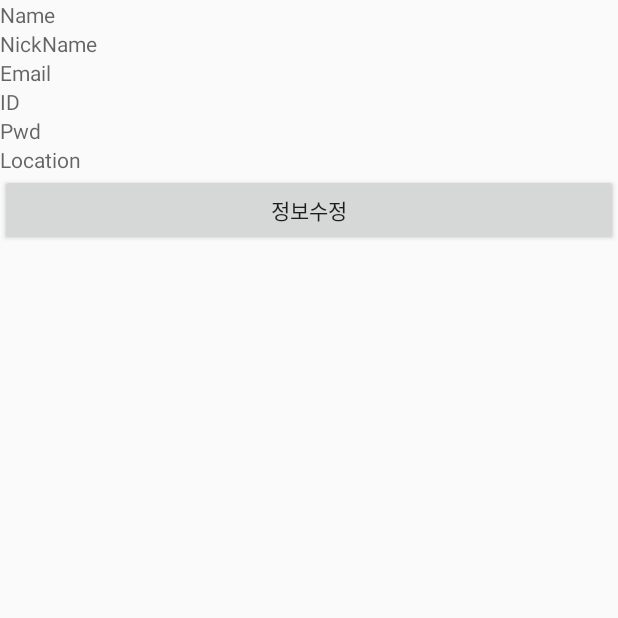
After one commit to labory4302/SmartFarm, an Android app: the ChangeMyInformationActivity screen opened directly, with no data from a screen before it, on a phone screen of 412 x 824 dp, the top half of it. The commit adds this screen. Run offline under Robolectric (Android 15) with nearby library versions, the phone set to English and light mode, and no system bars.

Commit message:
0923_1754_CGS
make singleton pattern in android for saving userinformation

```diff
--- a/Androiod/smartfarm_v1/app/src/main/AndroidManifest.xml
+++ b/Androiod/smartfarm_v1/app/src/main/AndroidManifest.xml
@@ -25,7 +25,11 @@
         </activity>
         <activity android:name=".activity.RegisterActivity"/>
         <activity android:name=".activity.MainActivity"/>
+
+        <!--MY PAGE ACTIVITY-->
+        <activity android:name=".activity.ChangeMyInformationActivity"/>
         <activity android:name=".activity.VersionActivity"/>
+
     </application>
 
 </manifest>
--- /dev/null
+++ b/Androiod/smartfarm_v1/app/src/main/java/com/smartfarm/www/activity/ChangeMyInformationActivity.java
@@ -0,0 +1,47 @@
+package com.smartfarm.www.activity;
+
+import android.os.Bundle;
+import android.util.Log;
+import android.widget.TextView;
+import android.widget.Toast;
+
+import androidx.appcompat.app.AppCompatActivity;
+
+import com.smartfarm.www.R;
+import com.smartfarm.www.data.LoginResponse;
+import com.smartfarm.www.data.UserInformation;
+import com.smartfarm.www.network.RetrofitClient;
+import com.smartfarm.www.network.ServiceApi;
+
+import retrofit2.Call;
+import retrofit2.Callback;
+import retrofit2.Response;
+
+public class ChangeMyInformationActivity extends AppCompatActivity {
+
+    TextView changemyinformation_name, changemyinformation_nickname, changemyinformation_email, changemyinformation_id, changemyinformation_pwd, changemyinformation_location;
+    private ServiceApi service;
+
+    @Override
+    protected void onCreate(Bundle savedInstanceState){
+        super.onCreate(savedInstanceState);
+        setContentView(R.layout.changemyinformation_page);
+
+        service = RetrofitClient.getClient().create(ServiceApi.class);
+
+        changemyinformation_name = findViewById(R.id.changemyinformation_name);
+        changemyinformation_nickname = findViewById(R.id.changemyinformation_nickname);
+        changemyinformation_email = findViewById(R.id.changemyinformation_email);
+        changemyinformation_id = findViewById(R.id.changemyinformation_id);
+        changemyinformation_pwd = findViewById(R.id.changemyinformation_pwd);
+        changemyinformation_location = findViewById(R.id.changemyinformation_location);
+
+        UserInformation userInfo = UserInformation.getUserInformation();
+        changemyinformation_name.setText(userInfo.getUserName());
+        changemyinformation_nickname.setText(userInfo.getUserNickName());
+        changemyinformation_email.setText(userInfo.getUserEmail());
+        changemyinformation_id.setText(userInfo.getUserID());
+        changemyinformation_pwd.setText(userInfo.getUserPwd());
+        changemyinformation_location.setText(userInfo.getUserLocation());
+    }
+}
--- a/Androiod/smartfarm_v1/app/src/main/java/com/smartfarm/www/activity/MypageActivity.java
+++ b/Androiod/smartfarm_v1/app/src/main/java/com/smartfarm/www/activity/MypageActivity.java
@@ -37,7 +37,8 @@ public class MypageActivity extends Fragment {
         changemyinformation_button.setOnClickListener(new View.OnClickListener() {
             @Override
             public void onClick(View view) {
-
+                Intent intent = new Intent(getActivity(), ChangeMyInformationActivity.class);
+                startActivity(intent);
             }
         });
 
--- a/Androiod/smartfarm_v1/app/src/main/java/com/smartfarm/www/activity/VersionActivity.java
+++ b/Androiod/smartfarm_v1/app/src/main/java/com/smartfarm/www/activity/VersionActivity.java
@@ -39,8 +39,6 @@ public class VersionActivity extends AppCompatActivity {
             @Override
             public void onResponse(Call<VersionResponse> call, Response<VersionResponse> response) {
                 VersionResponse result = response.body();
-                Log.d("no :" ,"버전 "+result.getVersion());
-                Log.d("info :" ,"버전 "+result.getVersionInformation());
                 version_no.setText(""+result.getVersion());
                 version_info.setText(""+result.getVersionInformation());
             }
--- /dev/null
+++ b/Androiod/smartfarm_v1/app/src/main/java/com/smartfarm/www/data/UserInformation.java
@@ -0,0 +1,78 @@
+package com.smartfarm.www.data;
+
+public class UserInformation {
+
+    private static UserInformation userInfo=null;
+
+    private String userName;
+    private String userNickName;
+    private String userEmail;
+    private String userID;
+    private String userPwd;
+    private String userLocation;
+
+    private UserInformation(){
+        userName = null ;
+        userNickName = null ;
+        userEmail = null ;
+        userID = null ;
+        userPwd = null ;
+        userLocation = null ;
+    }
+
+    public static UserInformation getUserInformation(){
+        if(userInfo==null){
+            userInfo = new UserInformation();
+        }
+        return userInfo;
+    }
+
+
+    public String getUserName() {
+        return userName;
+    }
+
+    public void setUserName(String userName) {
+        this.userName = userName;
+    }
+
+    public String getUserNickName() {
+        return userNickName;
+    }
+
+    public void setUserNickName(String userNickName) {
+        this.userNickName = userNickName;
+    }
+
+    public String getUserEmail() {
+        return userEmail;
+    }
+
+    public void setUserEmail(String userEmail) {
+        this.userEmail = userEmail;
+    }
+
+    public String getUserID() {
+        return userID;
+    }
+
+    public void setUserID(String userID) {
+        this.userID = userID;
+    }
+
+    public String getUserPwd() {
+        return userPwd;
+    }
+
+    public void setUserPwd(String userPwd) {
+        this.userPwd = userPwd;
+    }
+
+    public String getUserLocation() {
+        return userLocation;
+    }
+
+    public void setUserLocation(String userLocation) {
+        this.userLocation = userLocation;
+    }
+}
--- a/Androiod/smartfarm_v1/app/src/main/java/com/smartfarm/www/network/RetrofitClient.java
+++ b/Androiod/smartfarm_v1/app/src/main/java/com/smartfarm/www/network/RetrofitClient.java
@@ -4,7 +4,7 @@ import retrofit2.Retrofit;
 import retrofit2.converter.gson.GsonConverterFactory;
 
 public class RetrofitClient {
-    private final static String BASE_URL = "http://ec2-18-237-21-89.us-west-2.compute.amazonaws.com:8080"; //aws ec2 중지/시작 시 바꿔줘야함
+    private final static String BASE_URL = "http://ec2-54-218-108-250.us-west-2.compute.amazonaws.com:8080"; //aws ec2 중지/시작 시 바꿔줘야함
     private static Retrofit retrofit = null;
 
     private RetrofitClient() {
@@ -17,7 +17,6 @@ public class RetrofitClient {
                     .addConverterFactory(GsonConverterFactory.create())
                     .build();
         }
-
         return retrofit;
     }
 }
--- a/Androiod/smartfarm_v1/app/src/main/java/com/smartfarm/www/network/ServiceApi.java
+++ b/Androiod/smartfarm_v1/app/src/main/java/com/smartfarm/www/network/ServiceApi.java
@@ -1,5 +1,6 @@
 package com.smartfarm.www.network;
 
+import com.smartfarm.www.activity.LoginActivity;
 import com.smartfarm.www.data.MypageData;
 import com.smartfarm.www.data.MypageResponse;
 import com.smartfarm.www.data.RegisterData;
@@ -20,9 +21,6 @@ public interface ServiceApi {
     @POST("/user/register")
     Call<RegisterResponse> userRegister(@Body RegisterData data);
 
-    @POST("/user/mypage")
-    Call<LoginResponse> userMypage(@Body LoginData data);
-
     @POST("/mypage/version")
     Call<VersionResponse> MypageVersion();
 }
--- a/Androiod/smartfarm_v1/app/src/main/res/layout/changemyinformation_page.xml
+++ b/Androiod/smartfarm_v1/app/src/main/res/layout/changemyinformation_page.xml
@@ -1,12 +1,48 @@
 <?xml version="1.0" encoding="utf-8"?>
-<LinearLayout
-    xmlns:android="http://schemas.android.com/apk/res/android" android:layout_width="match_parent"
-    android:layout_height="match_parent">
+<LinearLayout xmlns:android="http://schemas.android.com/apk/res/android"
+    android:layout_width="match_parent"
+    android:layout_height="match_parent"
+    android:orientation="vertical" >
 
     <TextView
-        android:id="@+id/textView"
-        android:layout_width="wrap_content"
+        android:id="@+id/changemyinformation_name"
+        android:layout_width="match_parent"
         android:layout_height="wrap_content"
-        android:layout_weight="1"
-        android:text="내정보수정" />
+        android:hint="Name" />
+
+    <TextView
+        android:id="@+id/changemyinformation_nickname"
+        android:layout_width="match_parent"
+        android:layout_height="wrap_content"
+        android:hint="NickName" />
+
+    <TextView
+        android:id="@+id/changemyinformation_email"
+        android:layout_width="match_parent"
+        android:layout_height="wrap_content"
+        android:hint="Email" />
+
+    <TextView
+        android:id="@+id/changemyinformation_id"
+        android:layout_width="match_parent"
+        android:layout_height="wrap_content"
+        android:hint="ID" />
+
+    <TextView
+        android:id="@+id/changemyinformation_pwd"
+        android:layout_width="match_parent"
+        android:layout_height="wrap_content"
+        android:hint="Pwd" />
+
+    <TextView
+        android:id="@+id/changemyinformation_location"
+        android:layout_width="match_parent"
+        android:layout_height="wrap_content"
+        android:hint="Location" />
+
+    <Button
+        android:id="@+id/changemyinformation_button"
+        android:layout_width="match_parent"
+        android:layout_height="wrap_content"
+        android:text="정보수정" />
 </LinearLayout>
```
Also changed, not shown: Androiod/smartfarm_v1/app/src/main/java/com/smartfarm/www/activity/LoginActivity.java (+12 -3 lines), Androiod/smartfarm_v1/app/src/main/java/com/smartfarm/www/data/LoginData.java (+12 -0 lines), Androiod/smartfarm_v1/app/src/main/java/com/smartfarm/www/data/LoginResponse.java (+60 -13 lines).
